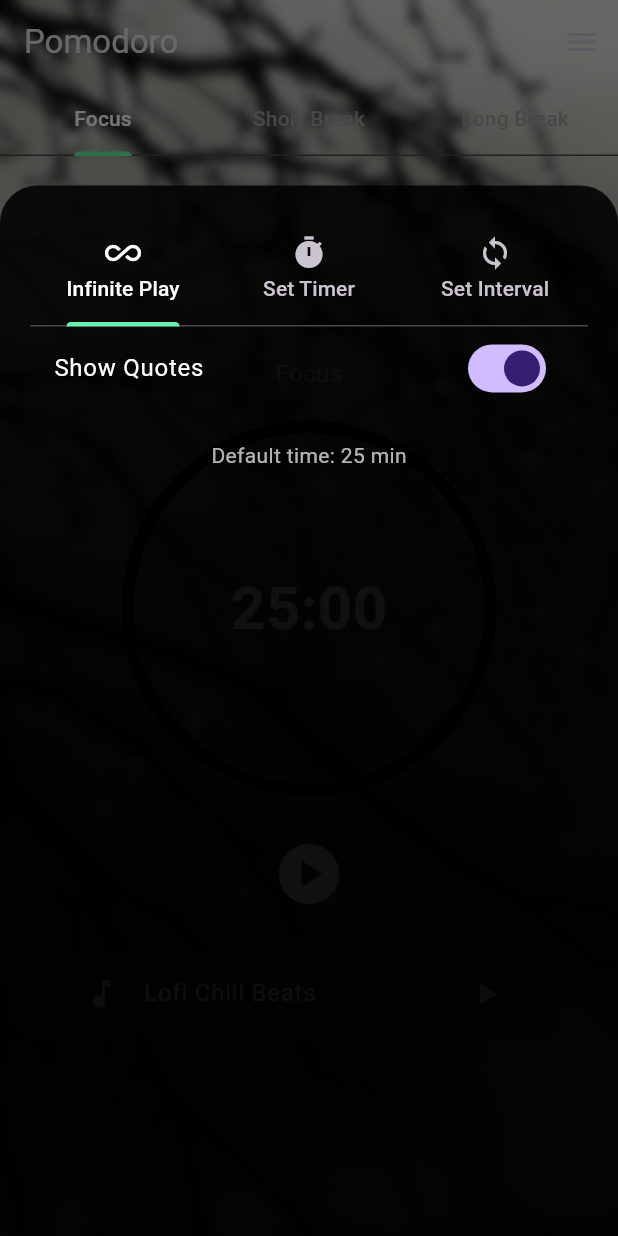
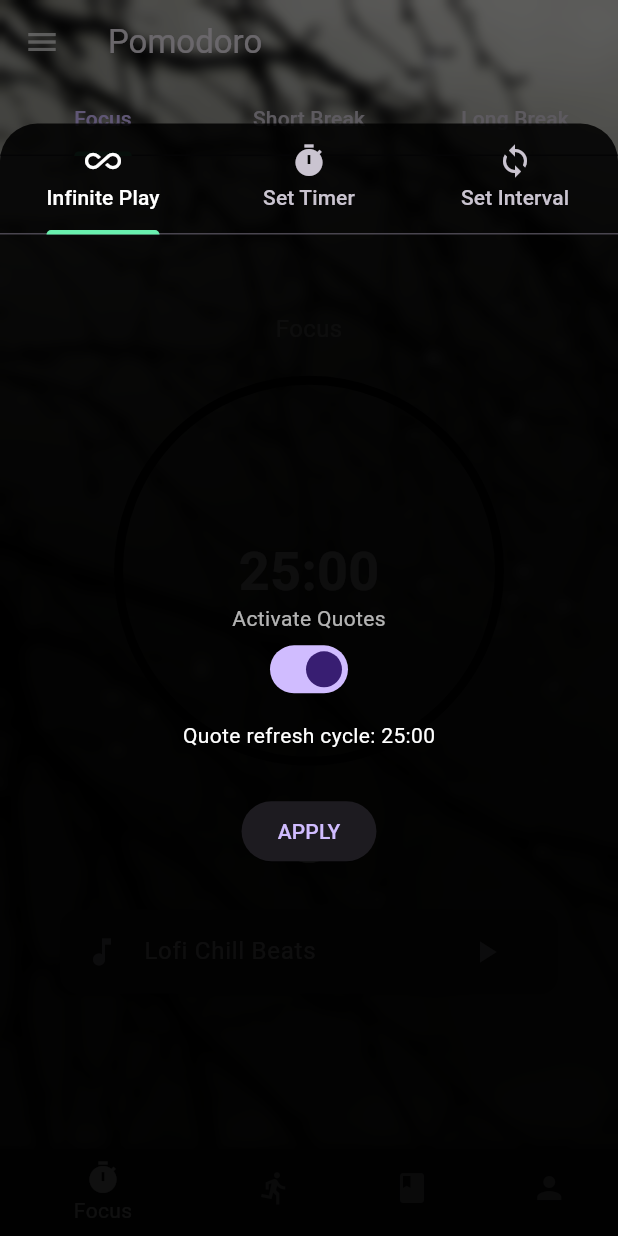
Before and after one commit to ritul805/momentum-app, a Flutter app: the screen it shows after launch, after a tap on the "menu" icon, on a phone screen of 412 x 824 dp. Run offline on Flutter 3.47's test engine with Material 3 defaults, Android fonts, the phone set to English and light mode, and no system bars.

Commit message:
2 screens

```diff
--- a/pomodoro_app/lib/main.dart
+++ b/pomodoro_app/lib/main.dart
@@ -12,13 +12,53 @@ class PomodoroApp extends StatelessWidget {
   @override
   Widget build(BuildContext context) {
     return MaterialApp(
-      title: 'Pomodoro',
       debugShowCheckedModeBanner: false,
+      title: 'Pomodoro App',
       theme: ThemeData.dark(),
-      home: const PomodoroScreen(),
+      home: const MainScreen(),
     );
   }
 }
+
+class MainScreen extends StatefulWidget {
+  const MainScreen({super.key});
+
+  @override
+  State<MainScreen> createState() => _MainScreenState();
+}
+
+class _MainScreenState extends State<MainScreen> {
+  int _currentIndex = 0;
+
+  final List<Widget> _screens = [
+    const PomodoroScreen(),
+    const GenderSelectionScreen(),
+    const PlaceholderScreen(title: 'Learn'),
+    const PlaceholderScreen(title: 'Profile'),
+  ];
+
+  @override
+  Widget build(BuildContext context) {
+    return Scaffold(
+      body: _screens[_currentIndex],
+      bottomNavigationBar: BottomNavigationBar(
+        currentIndex: _currentIndex,
+        selectedItemColor: Colors.white,
+        unselectedItemColor: Colors.grey,
+        backgroundColor: Colors.black,
+        onTap: (index) => setState(() => _currentIndex = index),
+        items: const [
+          BottomNavigationBarItem(icon: Icon(Icons.timer), label: 'Focus'),
+          BottomNavigationBarItem(icon: Icon(Icons.directions_run), label: 'Move'),
+          BottomNavigationBarItem(icon: Icon(Icons.book), label: 'Learn'),
+          BottomNavigationBarItem(icon: Icon(Icons.person), label: 'Profile'),
+        ],
+      ),
+    );
+  }
+}
+
+// ---------------- POMODORO SCREEN ----------------
 
 class PomodoroScreen extends StatefulWidget {
   const PomodoroScreen({super.key});
@@ -27,8 +67,7 @@ class PomodoroScreen extends StatefulWidget {
   State<PomodoroScreen> createState() => _PomodoroScreenState();
 }
 
-class _PomodoroScreenState extends State<PomodoroScreen>
-    with TickerProviderStateMixin {
+class _PomodoroScreenState extends State<PomodoroScreen> with TickerProviderStateMixin {
   final List<String> timerTypes = ['Focus', 'Short Break', 'Long Break'];
   final Map<String, int> timerDurations = {
     'Focus': 1500,
@@ -40,7 +79,6 @@ class _PomodoroScreenState extends State<PomodoroScreen>
   late int remainingSeconds;
   Timer? _timer;
   bool isRunning = false;
-
   late TabController _tabController;
 
   @override
@@ -94,7 +132,6 @@ class _PomodoroScreenState extends State<PomodoroScreen>
   Widget build(BuildContext context) {
     return Stack(
       children: [
-        // Translucent background
         Container(
           decoration: const BoxDecoration(
             image: DecorationImage(
@@ -104,20 +141,16 @@ class _PomodoroScreenState extends State<PomodoroScreen>
           ),
           child: BackdropFilter(
             filter: ImageFilter.blur(sigmaX: 4, sigmaY: 4),
-            child: Container(
-              color: Colors.black.withOpacity(0.1),
-            ),
+            child: Container(color: Colors.black.withOpacity(0.2)),
           ),
         ),
         Scaffold(
           backgroundColor: Colors.transparent,
           appBar: AppBar(
-            title: const Text('Pomodoro'),
             backgroundColor: Colors.transparent,
             elevation: 0,
-            actions: [
-              IconButton(
-                icon: const Icon(Icons.menu),
+            leading: IconButton(
+              icon: const Icon(Icons.menu, color: Colors.white70),
               onPressed: () {
                 showModalBottomSheet(
                   context: context,
@@ -126,14 +159,12 @@ class _PomodoroScreenState extends State<PomodoroScreen>
                   builder: (_) => const TimerSettingsModal(),
                 );
               },
-              )
-            ],
+            ),
+            title: const Text('Pomodoro'),
             bottom: TabBar(
               controller: _tabController,
               tabs: timerTypes.map((e) => Tab(text: e)).toList(),
               indicatorColor: Colors.greenAccent,
-              labelColor: Colors.white,
-              unselectedLabelColor: Colors.grey,
             ),
           ),
           body: Column(
@@ -141,35 +172,27 @@ class _PomodoroScreenState extends State<PomodoroScreen>
             children: [
               Text(
                 selectedType,
-                style: const TextStyle(
-                  fontSize: 16,
-                  fontWeight: FontWeight.w400,
-                  color: Colors.white70,
-                ),
+                style: const TextStyle(fontSize: 16, color: Colors.white70),
               ),
               const SizedBox(height: 20),
               Container(
-                width: 250,
-                height: 250,
+                width: 260,
+                height: 260,
                 decoration: BoxDecoration(
                   shape: BoxShape.circle,
-                  border: Border.all(color: Colors.black, width: 8),
+                  border: Border.all(color: Colors.black, width: 6),
                 ),
                 alignment: Alignment.center,
                 child: Text(
                   formatTime(remainingSeconds),
-                  style: const TextStyle(
-                    fontSize: 40,
-                    fontWeight: FontWeight.bold,
-                    color: Colors.white,
-                  ),
+                  style: const TextStyle(fontSize: 36, fontWeight: FontWeight.bold),
                 ),
               ),
               const SizedBox(height: 20),
               IconButton(
                 icon: Icon(
                   isRunning ? Icons.pause_circle : Icons.play_circle,
-                  size: 48,
+                  size: 40,
                   color: Colors.white,
                 ),
                 onPressed: toggleTimer,
@@ -186,7 +209,6 @@ class _PomodoroScreenState extends State<PomodoroScreen>
 
 class SongCard extends StatelessWidget {
   const SongCard({super.key});
-
   @override
   Widget build(BuildContext context) {
     return Card(
@@ -203,16 +225,14 @@ class SongCard extends StatelessWidget {
   }
 }
 
-// TIMER SETTINGS MODAL
 class TimerSettingsModal extends StatelessWidget {
   const TimerSettingsModal({super.key});
 
   @override
   Widget build(BuildContext context) {
     return DraggableScrollableSheet(
-      initialChildSize: 0.85,
+      initialChildSize: 0.9,
       builder: (_, controller) => Container(
-        padding: const EdgeInsets.all(20),
         decoration: const BoxDecoration(
           color: Colors.black87,
           borderRadius: BorderRadius.vertical(top: Radius.circular(25)),
@@ -220,8 +240,8 @@ class TimerSettingsModal extends StatelessWidget {
         child: DefaultTabController(
           length: 3,
           child: Column(
-            children: const [
-              TabBar(
+            children: [
+              const TabBar(
                 labelColor: Colors.white,
                 indicatorColor: Colors.greenAccent,
                 tabs: [
@@ -233,9 +253,78 @@ class TimerSettingsModal extends StatelessWidget {
               Expanded(
                 child: TabBarView(
                   children: [
-                    InfinitePlayTab(),
-                    SetTimerTab(),
-                    SetIntervalTab(),
+                    // Infinite Play
+                    Column(
+                      mainAxisAlignment: MainAxisAlignment.center,
+                      children: [
+                        const Text("Activate Quotes", style: TextStyle(color: Colors.white70)),
+                        Switch(value: true, onChanged: (_) {}),
+                        const SizedBox(height: 10),
+                        const Text("Quote refresh cycle: 25:00", style: TextStyle(color: Colors.white)),
+                        const SizedBox(height: 30),
+                        ElevatedButton(onPressed: () {}, child: const Text("APPLY"))
+                      ],
+                    ),
+                    // Set Timer
+                    Column(
+                      mainAxisAlignment: MainAxisAlignment.center,
+                      children: [
+                        const Text("Choose your timer", style: TextStyle(color: Colors.white)),
+                        const SizedBox(height: 20),
+                        Wrap(
+                          spacing: 12,
+                          children: [
+                            ElevatedButton(onPressed: () {}, child: const Text("5 min")),
+                            ElevatedButton(onPressed: () {}, child: const Text("10 min")),
+                            ElevatedButton(onPressed: () {}, child: const Text("15 min")),
+                          ],
+                        ),
+                        const SizedBox(height: 20),
+                        Padding(
+                          padding: const EdgeInsets.symmetric(horizontal: 50),
+                          child: TextField(
+                            decoration: const InputDecoration(
+                              hintText: "Custom (mins)",
+                              filled: true,
+                              fillColor: Colors.white10,
+                              hintStyle: TextStyle(color: Colors.white54),
+                              border: OutlineInputBorder(),
+                            ),
+                            keyboardType: TextInputType.number,
+                            style: const TextStyle(color: Colors.white),
+                          ),
+                        ),
+                        const SizedBox(height: 30),
+                        ElevatedButton(onPressed: () {}, child: const Text("APPLY"))
+                      ],
+                    ),
+                    // Set Interval
+                    Column(
+                      mainAxisAlignment: MainAxisAlignment.center,
+                      children: [
+                        const Text("Work Time", style: TextStyle(color: Colors.white)),
+                        Wrap(
+                          spacing: 12,
+                          children: [
+                            ElevatedButton(onPressed: () {}, child: const Text("20 min")),
+                            ElevatedButton(onPressed: () {}, child: const Text("25 min")),
+                            ElevatedButton(onPressed: () {}, child: const Text("30 min")),
+                          ],
+                        ),
+                        const SizedBox(height: 20),
+                        const Text("Rest Time", style: TextStyle(color: Colors.white)),
+                        Wrap(
+                          spacing: 12,
+                          children: [
+                            ElevatedButton(onPressed: () {}, child: const Text("5 min")),
+                            ElevatedButton(onPressed: () {}, child: const Text("10 min")),
+                            ElevatedButton(onPressed: () {}, child: const Text("15 min")),
+                          ],
+                        ),
+                        const SizedBox(height: 30),
+                        ElevatedButton(onPressed: () {}, child: const Text("APPLY"))
+                      ],
+                    ),
                   ],
                 ),
               ),
@@ -247,82 +336,81 @@ class TimerSettingsModal extends StatelessWidget {
   }
 }
 
-// Timer Setting Tabs
-class InfinitePlayTab extends StatelessWidget {
-  const InfinitePlayTab({super.key});
+class GenderSelectionScreen extends StatelessWidget {
+  const GenderSelectionScreen({super.key});
 
   @override
   Widget build(BuildContext context) {
-    return Column(
+    return Scaffold(
+      body: Container(
+        decoration: const BoxDecoration(
+          image: DecorationImage(
+            image: AssetImage('assets/background.jpg'),
+            fit: BoxFit.cover,
+          ),
+        ),
+        child: Column(
           children: [
-        SwitchListTile(
-          value: true,
-          onChanged: (_) {},
-          title: const Text("Show Quotes", style: TextStyle(color: Colors.white)),
+            const SizedBox(height: 80),
+            const Text(
+              "What's your gender?",
+              style: TextStyle(color: Colors.white, fontSize: 24, fontWeight: FontWeight.bold),
             ),
-        const SizedBox(height: 20),
-        const Text("Default time: 25 min", style: TextStyle(color: Colors.white70)),
+            const Padding(
+              padding: EdgeInsets.symmetric(horizontal: 20.0, vertical: 10),
+              child: Text(
+                "This will help us tailor your workout to match your metabolic rate perfectly",
+                style: TextStyle(color: Colors.white70),
+                textAlign: TextAlign.center,
+              ),
+            ),
+            const SizedBox(height: 30),
+            Row(
+              mainAxisAlignment: MainAxisAlignment.spaceEvenly,
+              children: [
+                Column(
+                  children: [
+                    Image.asset('assets/image copy.png', height: 180),
+                    const SizedBox(height: 10),
+                    ElevatedButton(
+                      onPressed: () {
+                        ScaffoldMessenger.of(context).showSnackBar(
+                          const SnackBar(content: Text("Male selected")),
+                        );
+                      },
+                      child: const Text('Male'),
+                    ),
                   ],
+                ),
+                Column(
+                  children: [
+                    Image.asset('assets/image copy 2.png', height: 180),
+                    const SizedBox(height: 10),
+                    ElevatedButton(
+                      onPressed: () {
+                        ScaffoldMessenger.of(context).showSnackBar(
+                          const SnackBar(content: Text("Female selected")),
+                        );
+                      },
+                      child: const Text('Female'),
+                    ),
+                  ],
+                ),
+              ],
+            ),
+          ],
+        ),
+      ),
     );
   }
 }
 
-class SetTimerTab extends StatelessWidget {
-  const SetTimerTab({super.key});
+class PlaceholderScreen extends StatelessWidget {
+  final String title;
+  const PlaceholderScreen({super.key, required this.title});
 
   @override
   Widget build(BuildContext context) {
-    return Column(
-      children: [
-        Wrap(
-          spacing: 10,
-          children: [5, 10, 15].map((min) {
-            return ElevatedButton(
-              onPressed: () {},
-              child: Text("$min min"),
-            );
-          }).toList(),
-        ),
-        const SizedBox(height: 20),
-        const TextField(
-          keyboardType: TextInputType.number,
-          decoration: InputDecoration(
-            labelText: "Custom Time (minutes)",
-            labelStyle: TextStyle(color: Colors.white),
-            enabledBorder: OutlineInputBorder(
-              borderSide: BorderSide(color: Colors.white70),
-            ),
-            border: OutlineInputBorder(),
-          ),
-          style: TextStyle(color: Colors.white),
-        ),
-      ],
-    );
+    return Center(child: Text('$title Screen', style: const TextStyle(fontSize: 24)));
   }
 }
-
-class SetIntervalTab extends StatelessWidget {
-  const SetIntervalTab({super.key});
-
-  @override
-  Widget build(BuildContext context) {
-    return Column(
-      children: [
-        const Text("Work/Rest Time", style: TextStyle(color: Colors.white)),
-        const SizedBox(height: 10),
-        Row(
-          mainAxisAlignment: MainAxisAlignment.spaceEvenly,
-          children: [20, 25, 30].map((min) {
-            return ElevatedButton(onPressed: () {}, child: Text("$min / 5"));
-          }).toList(),
-        ),
-        const Spacer(),
-        ElevatedButton(
-          onPressed: () {},
-          style: ElevatedButton.styleFrom(padding: const EdgeInsets.symmetric(horizontal: 40, vertical: 12)),
-          child: const Text("Apply"),
-        ),
-      ],
-    );
-  }
-}
--- a/pomodoro_app/pubspec.yaml
+++ b/pomodoro_app/pubspec.yaml
@@ -64,6 +64,8 @@ flutter:
 
   assets:
     - assets/image.png
+    - assets/image copy.png
+    - assets/image copy 2.png
 
 
 
```
Also changed, not shown: pomodoro_app/assets/image copy 2.png (added), pomodoro_app/assets/image copy.png (added). Lines whose indentation alone changed are shown as unchanged.
